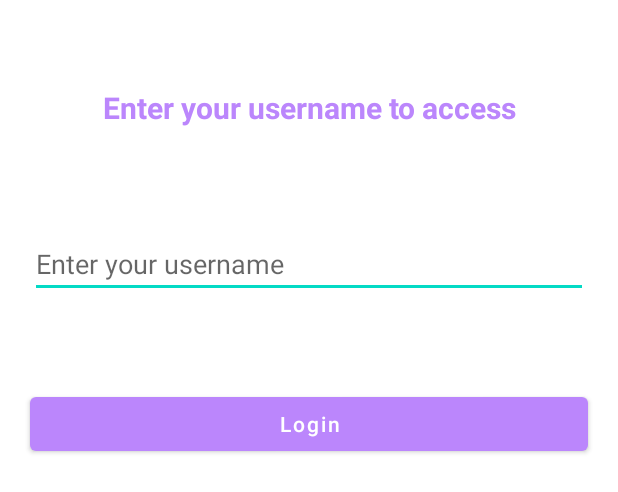
After one commit to icarpio/HoroscopeKotlin, an Android app: the layout activity_login.xml on its own in the app's theme, with its tools: preview values and no code run, on a phone screen of 412 x 824 dp. The commit adds this screen. Shown: the top 492 px of the screen. Run offline under Robolectric (Android 15) with nearby library versions, the phone set to English and light mode, and no system bars.

```diff
--- /dev/null
+++ b/app/src/main/res/drawable/favorite.xml
@@ -0,0 +1,5 @@
+<vector android:height="24dp" android:tint="#000000"
+    android:viewportHeight="24" android:viewportWidth="24"
+    android:width="24dp" xmlns:android="http://schemas.android.com/apk/res/android">
+    <path android:fillColor="@android:color/white" android:pathData="M12,21.35l-1.45,-1.32C5.4,15.36 2,12.28 2,8.5 2,5.42 4.42,3 7.5,3c1.74,0 3.41,0.81 4.5,2.09C13.09,3.81 14.76,3 16.5,3 19.58,3 22,5.42 22,8.5c0,3.78 -3.4,6.86 -8.55,11.54L12,21.35z"/>
+</vector>
--- /dev/null
+++ b/app/src/main/res/drawable/search.xml
@@ -0,0 +1,5 @@
+<vector android:height="24dp" android:tint="#000000"
+    android:viewportHeight="24" android:viewportWidth="24"
+    android:width="24dp" xmlns:android="http://schemas.android.com/apk/res/android">
+    <path android:fillColor="@android:color/white" android:pathData="M15.5,14h-0.79l-0.28,-0.27C15.41,12.59 16,11.11 16,9.5 16,5.91 13.09,3 9.5,3S3,5.91 3,9.5 5.91,16 9.5,16c1.61,0 3.09,-0.59 4.23,-1.57l0.27,0.28v0.79l5,4.99L20.49,19l-4.99,-5zM9.5,14C7.01,14 5,11.99 5,9.5S7.01,5 9.5,5 14,7.01 14,9.5 11.99,14 9.5,14z"/>
+</vector>
--- /dev/null
+++ b/app/src/main/res/drawable/searching.xml
@@ -0,0 +1,5 @@
+<vector android:height="24dp" android:tint="#000000"
+    android:viewportHeight="24" android:viewportWidth="24"
+    android:width="24dp" xmlns:android="http://schemas.android.com/apk/res/android">
+    <path android:fillColor="@android:color/white" android:pathData="M20.94,11c-0.46,-4.17 -3.77,-7.48 -7.94,-7.94V1h-2v2.06C6.83,3.52 3.52,6.83 3.06,11H1v2h2.06c0.46,4.17 3.77,7.48 7.94,7.94V23h2v-2.06c4.17,-0.46 7.48,-3.77 7.94,-7.94H23v-2h-2.06zM12,19c-3.87,0 -7,-3.13 -7,-7s3.13,-7 7,-7 7,3.13 7,7 -3.13,7 -7,7z"/>
+</vector>
--- /dev/null
+++ b/app/src/main/res/drawable/share.xml
@@ -0,0 +1,5 @@
+<vector android:height="24dp" android:tint="#000000"
+    android:viewportHeight="24" android:viewportWidth="24"
+    android:width="24dp" xmlns:android="http://schemas.android.com/apk/res/android">
+    <path android:fillColor="@android:color/white" android:pathData="M18,16.08c-0.76,0 -1.44,0.3 -1.96,0.77L8.91,12.7c0.05,-0.23 0.09,-0.46 0.09,-0.7s-0.04,-0.47 -0.09,-0.7l7.05,-4.11c0.54,0.5 1.25,0.81 2.04,0.81 1.66,0 3,-1.34 3,-3s-1.34,-3 -3,-3 -3,1.34 -3,3c0,0.24 0.04,0.47 0.09,0.7L8.04,9.81C7.5,9.31 6.79,9 6,9c-1.66,0 -3,1.34 -3,3s1.34,3 3,3c0.79,0 1.5,-0.31 2.04,-0.81l7.12,4.16c-0.05,0.21 -0.08,0.43 -0.08,0.65 0,1.61 1.31,2.92 2.92,2.92 1.61,0 2.92,-1.31 2.92,-2.92s-1.31,-2.92 -2.92,-2.92z"/>
+</vector>
--- /dev/null
+++ b/app/src/main/res/layout/activity_login.xml
@@ -0,0 +1,51 @@
+<?xml version="1.0" encoding="utf-8"?>
+<RelativeLayout
+    xmlns:android="http://schemas.android.com/apk/res/android"
+    xmlns:tools="http://schemas.android.com/tools"
+    android:layout_width="match_parent"
+    android:layout_height="match_parent"
+    android:orientation="vertical"
+    tools:context=".activities.MainActivity">
+
+    <!--on below line we are creating a new text view-->
+    <TextView
+        android:id="@+id/idTVHead"
+        android:layout_width="match_parent"
+        android:layout_height="wrap_content"
+        android:layout_marginStart="20dp"
+        android:layout_marginTop="50dp"
+        android:layout_marginEnd="20dp"
+        android:gravity="center"
+        android:padding="8dp"
+        android:text="Enter your username to access"
+        android:textAlignment="center"
+        android:textColor="@color/purple_200"
+        android:textSize="20sp"
+        android:textStyle="bold" />
+
+    <!--on below line we are creating edit text for our email-->
+    <EditText
+        android:id="@+id/usernameEditText"
+        android:layout_width="match_parent"
+        android:layout_height="wrap_content"
+        android:layout_below="@id/idTVHead"
+        android:layout_marginStart="20dp"
+        android:layout_marginTop="60dp"
+        android:layout_marginEnd="20dp"
+        android:hint="Enter your username" />
+
+
+    <!--on below line we are creating a button for login-->
+    <Button
+        android:id="@+id/loginButton"
+        android:layout_width="match_parent"
+        android:layout_height="wrap_content"
+        android:layout_below="@id/usernameEditText"
+        android:layout_marginStart="20dp"
+        android:layout_marginTop="60dp"
+        android:layout_marginEnd="20dp"
+        android:padding="4dp"
+        android:text="Login"
+        android:textAllCaps="false" />
+
+</RelativeLayout>
```
Also changed, not shown: app/src/main/java/com/example/horoscope/activities/LoginActivity.kt (added, +61 -0 lines), app/src/main/java/com/example/horoscope/activities/SecondActivity.kt (+35 -8 lines), app/src/main/java/com/example/horoscope/utils/SessionManager.kt (added, +27 -0 lines), app/src/main/res/layout/activity_second.xml (+9 -26 lines), app/src/main/res/menu/menu_activity_main.xml (added, +11 -0 lines).
